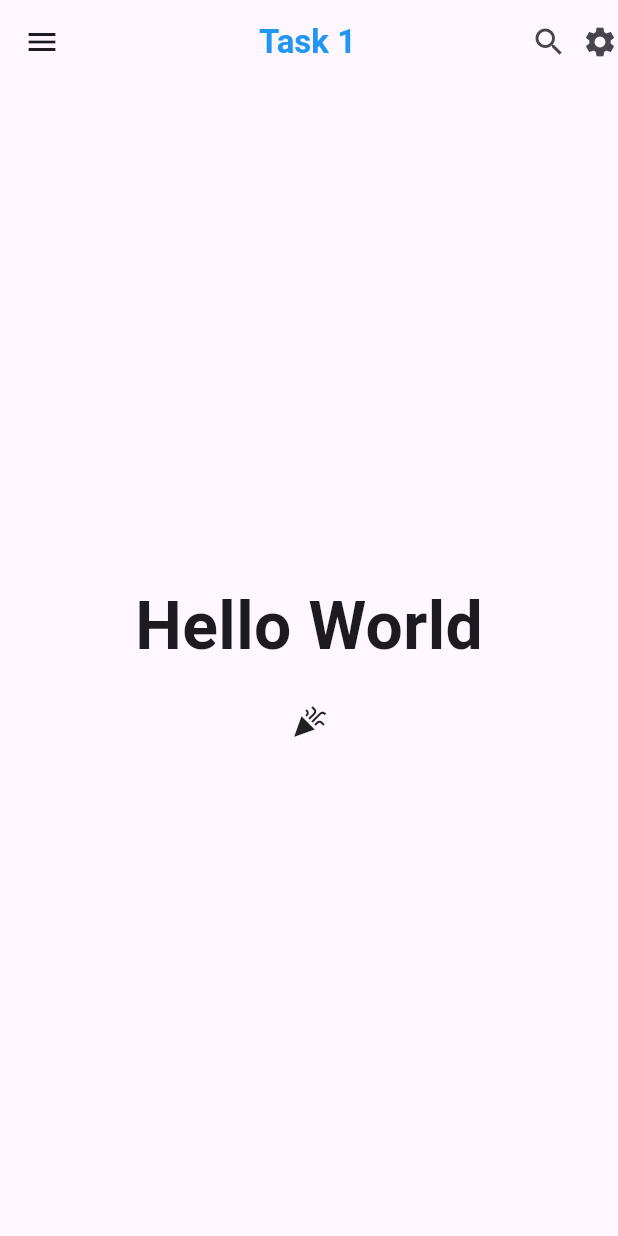
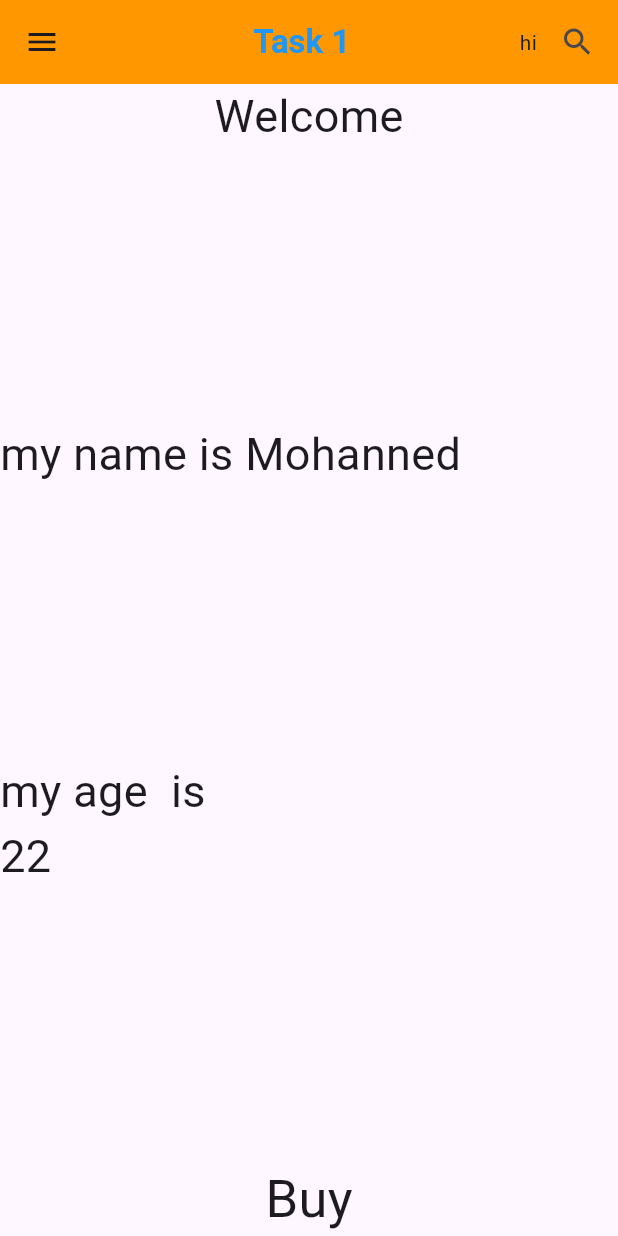
Before and after one commit to MohannedAshraf/Nti_tasks, a Flutter app: the screen it shows after launch, on a phone screen of 412 x 824 dp. Run offline on Flutter 3.47's test engine with Material 3 defaults, Android fonts, the phone set to English and light mode, and no system bars.

Commit message:
taskin session

```diff
--- a/lib/main.dart
+++ b/lib/main.dart
@@ -34,6 +34,7 @@ class _MyHomePageState extends State<MyHomePage> {
   Widget build(BuildContext context) {
     return Scaffold(
       appBar: AppBar(
+        backgroundColor: Colors.orange,
         title: Center(
           child: Text(
             "Task 1",
@@ -46,25 +47,26 @@ class _MyHomePageState extends State<MyHomePage> {
         ),
         leading: Icon(Icons.menu),
         actions: [
+          Text('hi'),
+          SizedBox(width: 15),
           Icon(Icons.search),
-          SizedBox(width: 10),
-          //SizedBox(),
-          Icon(Icons.settings),
+
+          SizedBox(width: 15),
         ],
       ),
 
-      body: Center(
-        child: Column(
-          mainAxisAlignment: MainAxisAlignment.center,
-          children: <Widget>[
-            const Text(
-              'Hello World',
-              style: TextStyle(fontSize: 44, fontWeight: FontWeight.bold),
-            ),
-            SizedBox(height: 20),
-            Icon(Icons.celebration),
-          ],
-        ),
+      body: Column(
+        crossAxisAlignment: CrossAxisAlignment.start,
+        children: [
+          Center(child: Text("Welcome", style: TextStyle(fontSize: 30))),
+          Spacer(),
+          Text('my name is Mohanned ', style: TextStyle(fontSize: 30)),
+          Spacer(),
+          Text('my age  is  ', style: TextStyle(fontSize: 30)),
+          Text('22', style: TextStyle(fontSize: 30)),
+          Spacer(),
+          Center(child: Text("Buy", style: TextStyle(fontSize: 35))),
+        ],
       ),
     );
   }
```
